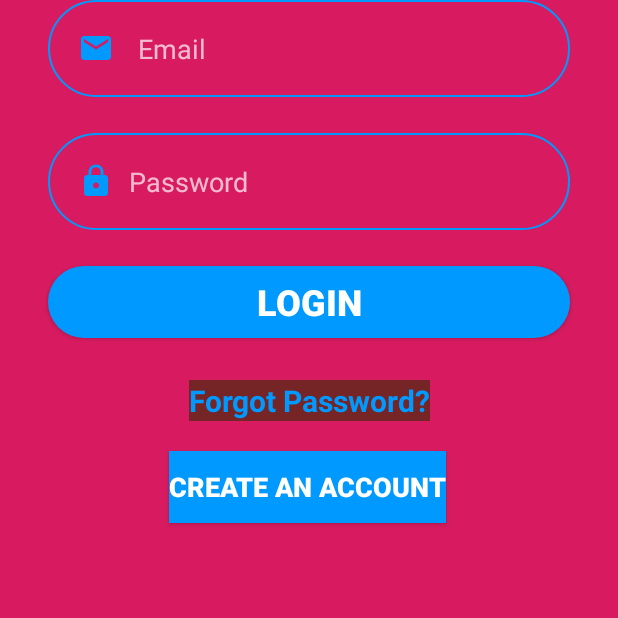
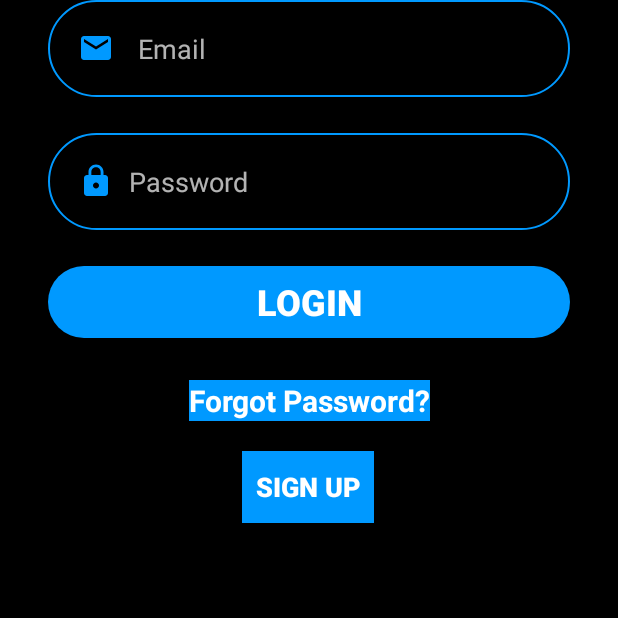
Before and after one commit to Srinathsri22/Mobileapp, an Android app: the screen it shows after launch (login), on a phone screen of 412 x 824 dp, the top half of it. Run offline under Robolectric (Android 15) with nearby library versions, the phone set to English and light mode, and no system bars.

Commit message:
1st commit

```diff
--- a/app/src/main/res/layout/activity_login.xml
+++ b/app/src/main/res/layout/activity_login.xml
@@ -4,8 +4,8 @@
     xmlns:tools="http://schemas.android.com/tools"
     android:layout_width="match_parent"
     android:layout_height="match_parent"
-    android:background="@color/colorAccent"
-    android:backgroundTint="@color/colorAccent"
+    android:background="#CDDC39"
+    android:backgroundTint="#000000"
     tools:context=".login">
 
 
@@ -67,9 +67,9 @@
         android:layout_width="wrap_content"
         android:layout_height="wrap_content"
         android:layout_marginTop="28dp"
-        android:background="#752525"
+        android:background="#0099FF"
         android:text="Forgot Password?"
-        android:textColor="@color/colorPrimary"
+        android:textColor="#FFFFFF"
         android:textSize="20sp"
         android:textStyle="bold"
         app:layout_constraintEnd_toEndOf="parent"
@@ -82,7 +82,7 @@
         android:layout_height="wrap_content"
         android:layout_marginTop="20dp"
         android:background="@color/colorPrimary"
-        android:text="Create An Account"
+        android:text="Sign Up"
         android:textSize="18sp"
         android:textStyle="bold"
         app:layout_constraintEnd_toEndOf="parent"
--- a/app/src/main/res/layout/activity_main.xml
+++ b/app/src/main/res/layout/activity_main.xml
@@ -4,7 +4,7 @@
     xmlns:tools="http://schemas.android.com/tools"
     android:layout_width="match_parent"
     android:layout_height="match_parent"
-    android:background="@color/colorAccent"
+    android:background="#000000"
     tools:context=".MainActivity">
 
     <TextView
--- a/app/src/main/res/layout/activity_signup.xml
+++ b/app/src/main/res/layout/activity_signup.xml
@@ -4,7 +4,7 @@
     xmlns:tools="http://schemas.android.com/tools"
     android:layout_width="match_parent"
     android:layout_height="match_parent"
-    android:background="@color/colorAccent"
+    android:background="#000000"
     tools:context=".login">
 
 
```
